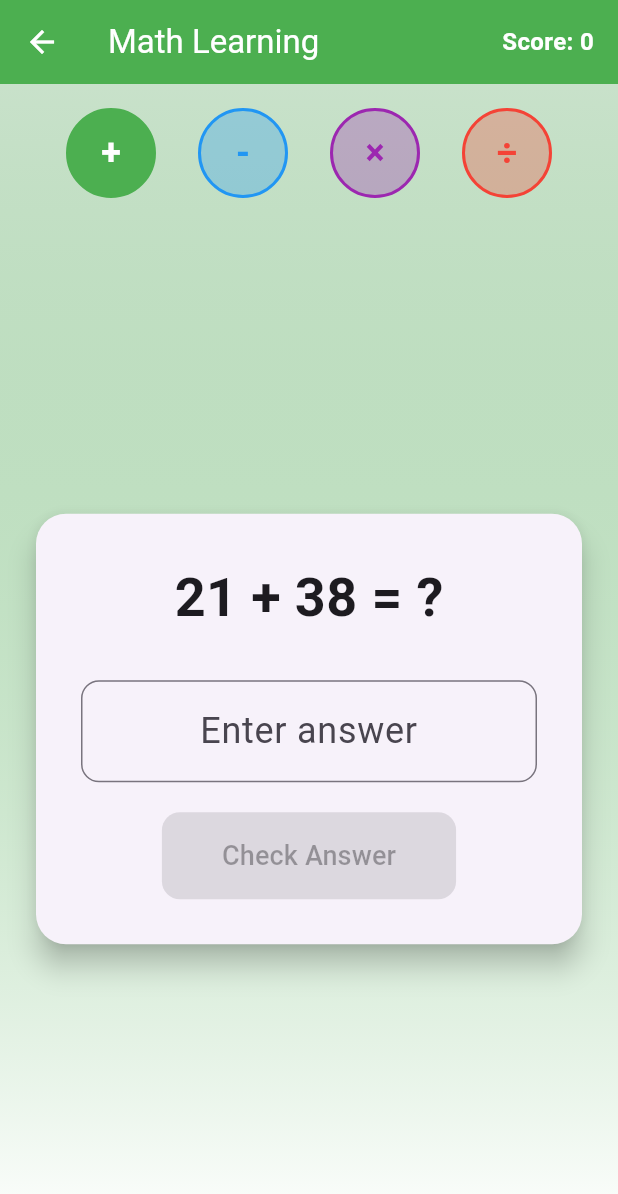
After one commit to Meghpatel2810/flutter_apps, a Flutter app: the screen it shows after launch, after a tap on "Math Learning App", on a phone screen of 412 x 824 dp. The commit adds this screen. Shown: the top 1194 px of the screen. Run offline on Flutter 3.47's test engine with Material 3 defaults, Android fonts, the phone set to English and light mode, and no system bars; our stand-ins replace flutter_tts.

Commit message:
Practical 2 Maths app done

```diff
--- a/lib/main.dart
+++ b/lib/main.dart
@@ -1,6 +1,8 @@
 import 'package:flutter/material.dart';
 // Import path for the Kids Learning App's main screen
 import 'package:flutter_apps/kids_learning_application/screens/kids_hub_screen.dart';
+// Import path for the Math Learning App
+import 'package:flutter_apps/math_learning_app/math_learning_screen.dart';
 
 void main() {
   runApp(const MainApp());
@@ -46,7 +48,16 @@ class HubScreen extends StatelessWidget {
                 Navigator.push(context, MaterialPageRoute(builder: (_) => const KidsHubScreen()));
             },
           ),
-          // You can add cards for your other apps here in the future
+          // Math Learning App
+          _buildAppCard(
+            context,
+            title: 'Math Learning App',
+            icon: Icons.calculate,
+            color: Colors.orange,
+            onTap: () {
+                Navigator.push(context, MaterialPageRoute(builder: (_) => const MathLearningScreen()));
+            },
+          ),
         ],
       ),
     );
--- /dev/null
+++ b/lib/math_learning_app/math_learning_screen.dart
@@ -0,0 +1,287 @@
+// lib/math_learning_app/math_learning_screen.dart
+import 'package:flutter/material.dart';
+import 'dart:math';
+
+enum MathOperation { addition, subtraction, multiplication, division }
+
+class MathLearningScreen extends StatefulWidget {
+  const MathLearningScreen({super.key});
+
+  @override
+  State<MathLearningScreen> createState() => _MathLearningScreenState();
+}
+
+class _MathLearningScreenState extends State<MathLearningScreen> {
+  MathOperation _currentOperation = MathOperation.addition;
+  int _num1 = 0;
+  int _num2 = 0;
+  int _correctAnswer = 0;
+  int _score = 0;
+  String _userAnswer = '';
+  bool _showResult = false;
+  bool _isCorrect = false;
+
+  @override
+  void initState() {
+    super.initState();
+    _generateQuestion();
+  }
+
+  void _generateQuestion() {
+    final random = Random();
+
+    switch (_currentOperation) {
+      case MathOperation.addition:
+        _num1 = random.nextInt(50) + 1;
+        _num2 = random.nextInt(50) + 1;
+        _correctAnswer = _num1 + _num2;
+        break;
+      case MathOperation.subtraction:
+        _num1 = random.nextInt(50) + 25;
+        _num2 = random.nextInt(25) + 1;
+        _correctAnswer = _num1 - _num2;
+        break;
+      case MathOperation.multiplication:
+        _num1 = random.nextInt(10) + 1;
+        _num2 = random.nextInt(10) + 1;
+        _correctAnswer = _num1 * _num2;
+        break;
+      case MathOperation.division:
+        _num2 = random.nextInt(10) + 1;
+        _correctAnswer = random.nextInt(10) + 1;
+        _num1 = _num2 * _correctAnswer;
+        break;
+    }
+
+    _userAnswer = '';
+    _showResult = false;
+  }
+
+  void _checkAnswer() {
+    final userNum = int.tryParse(_userAnswer);
+    if (userNum == null) return;
+
+    setState(() {
+      _isCorrect = userNum == _correctAnswer;
+      _showResult = true;
+      if (_isCorrect) _score++;
+    });
+  }
+
+  void _nextQuestion() {
+    setState(() {
+      _generateQuestion();
+    });
+  }
+
+  void _changeOperation(MathOperation operation) {
+    setState(() {
+      _currentOperation = operation;
+      _generateQuestion();
+    });
+  }
+
+  String get _operationSymbol {
+    switch (_currentOperation) {
+      case MathOperation.addition:
+        return '+';
+      case MathOperation.subtraction:
+        return '-';
+      case MathOperation.multiplication:
+        return '×';
+      case MathOperation.division:
+        return '÷';
+    }
+  }
+
+  Color get _operationColor {
+    switch (_currentOperation) {
+      case MathOperation.addition:
+        return Colors.green;
+      case MathOperation.subtraction:
+        return Colors.blue;
+      case MathOperation.multiplication:
+        return Colors.purple;
+      case MathOperation.division:
+        return Colors.red;
+    }
+  }
+
+  @override
+  Widget build(BuildContext context) {
+    return Scaffold(
+      appBar: AppBar(
+        title: const Text('Math Learning'),
+        backgroundColor: _operationColor,
+        foregroundColor: Colors.white,
+        actions: [
+          Padding(
+            padding: const EdgeInsets.only(right: 16),
+            child: Center(
+              child: Text(
+                'Score: $_score',
+                style: const TextStyle(fontSize: 16, fontWeight: FontWeight.bold),
+              ),
+            ),
+          ),
+        ],
+      ),
+      body: Container(
+        decoration: BoxDecoration(
+          gradient: LinearGradient(
+            begin: Alignment.topCenter,
+            end: Alignment.bottomCenter,
+            colors: [_operationColor.withOpacity(0.3), Colors.white],
+          ),
+        ),
+        child: Column(
+          children: [
+            // Operation Selection
+            Container(
+              padding: const EdgeInsets.all(16),
+              child: Row(
+                mainAxisAlignment: MainAxisAlignment.spaceEvenly,
+                children: [
+                  _buildOperationButton(MathOperation.addition, '+', Colors.green),
+                  _buildOperationButton(MathOperation.subtraction, '-', Colors.blue),
+                  _buildOperationButton(MathOperation.multiplication, '×', Colors.purple),
+                  _buildOperationButton(MathOperation.division, '÷', Colors.red),
+                ],
+              ),
+            ),
+            // Question Area
+            Expanded(
+              child: Padding(
+                padding: const EdgeInsets.all(20),
+                child: Column(
+                  mainAxisAlignment: MainAxisAlignment.center,
+                  children: [
+                    Card(
+                      elevation: 8,
+                      shape: RoundedRectangleBorder(borderRadius: BorderRadius.circular(20)),
+                      child: Padding(
+                        padding: const EdgeInsets.all(30),
+                        child: Column(
+                          children: [
+                            Text(
+                              '$_num1 $_operationSymbol $_num2 = ?',
+                              style: const TextStyle(
+                                fontSize: 36,
+                                fontWeight: FontWeight.bold,
+                              ),
+                            ),
+                            const SizedBox(height: 30),
+                            TextField(
+                              onChanged: (value) {
+                                setState(() {
+                                  _userAnswer = value;
+                                });
+                              },
+                              keyboardType: TextInputType.number,
+                              textAlign: TextAlign.center,
+                              style: const TextStyle(fontSize: 24),
+                              decoration: InputDecoration(
+                                hintText: 'Enter answer',
+                                border: OutlineInputBorder(
+                                  borderRadius: BorderRadius.circular(12),
+                                ),
+                                contentPadding: const EdgeInsets.all(16),
+                              ),
+                            ),
+                            const SizedBox(height: 20),
+                            if (!_showResult)
+                              ElevatedButton(
+                                onPressed: _userAnswer.isNotEmpty ? _checkAnswer : null,
+                                style: ElevatedButton.styleFrom(
+                                  backgroundColor: _operationColor,
+                                  foregroundColor: Colors.white,
+                                  padding: const EdgeInsets.symmetric(horizontal: 40, vertical: 16),
+                                  shape: RoundedRectangleBorder(
+                                    borderRadius: BorderRadius.circular(12),
+                                  ),
+                                ),
+                                child: const Text('Check Answer', style: TextStyle(fontSize: 18)),
+                              ),
+                            if (_showResult) ...[
+                              Container(
+                                padding: const EdgeInsets.all(16),
+                                decoration: BoxDecoration(
+                                  color: _isCorrect ? Colors.green.withOpacity(0.2) : Colors.red.withOpacity(0.2),
+                                  borderRadius: BorderRadius.circular(12),
+                                ),
+                                child: Column(
+                                  children: [
+                                    Icon(
+                                      _isCorrect ? Icons.check_circle : Icons.cancel,
+                                      color: _isCorrect ? Colors.green : Colors.red,
+                                      size: 40,
+                                    ),
+                                    const SizedBox(height: 8),
+                                    Text(
+                                      _isCorrect ? 'Correct!' : 'Wrong! Answer is $_correctAnswer',
+                                      style: TextStyle(
+                                        fontSize: 18,
+                                        fontWeight: FontWeight.bold,
+                                        color: _isCorrect ? Colors.green : Colors.red,
+                                      ),
+                                    ),
+                                  ],
+                                ),
+                              ),
+                              const SizedBox(height: 20),
+                              ElevatedButton(
+                                onPressed: _nextQuestion,
+                                style: ElevatedButton.styleFrom(
+                                  backgroundColor: _operationColor,
+                                  foregroundColor: Colors.white,
+                                  padding: const EdgeInsets.symmetric(horizontal: 40, vertical: 16),
+                                  shape: RoundedRectangleBorder(
+                                    borderRadius: BorderRadius.circular(12),
+                                  ),
+                                ),
+                                child: const Text('Next Question', style: TextStyle(fontSize: 18)),
+                              ),
+                            ],
+                          ],
+                        ),
+                      ),
+                    ),
+                  ],
+                ),
+              ),
+            ),
+          ],
+        ),
+      ),
+    );
+  }
+
+  Widget _buildOperationButton(MathOperation operation, String symbol, Color color) {
+    final isSelected = _currentOperation == operation;
+    return GestureDetector(
+      onTap: () => _changeOperation(operation),
+      child: Container(
+        width: 60,
+        height: 60,
+        decoration: BoxDecoration(
+          color: isSelected ? color : color.withOpacity(0.3),
+          borderRadius: BorderRadius.circular(30),
+          border: Border.all(
+            color: color,
+            width: 2,
+          ),
+        ),
+        child: Center(
+          child: Text(
+            symbol,
+            style: TextStyle(
+              fontSize: 24,
+              fontWeight: FontWeight.bold,
+              color: isSelected ? Colors.white : color,
+            ),
+          ),
+        ),
+      ),
+    );
+  }
+}
```
